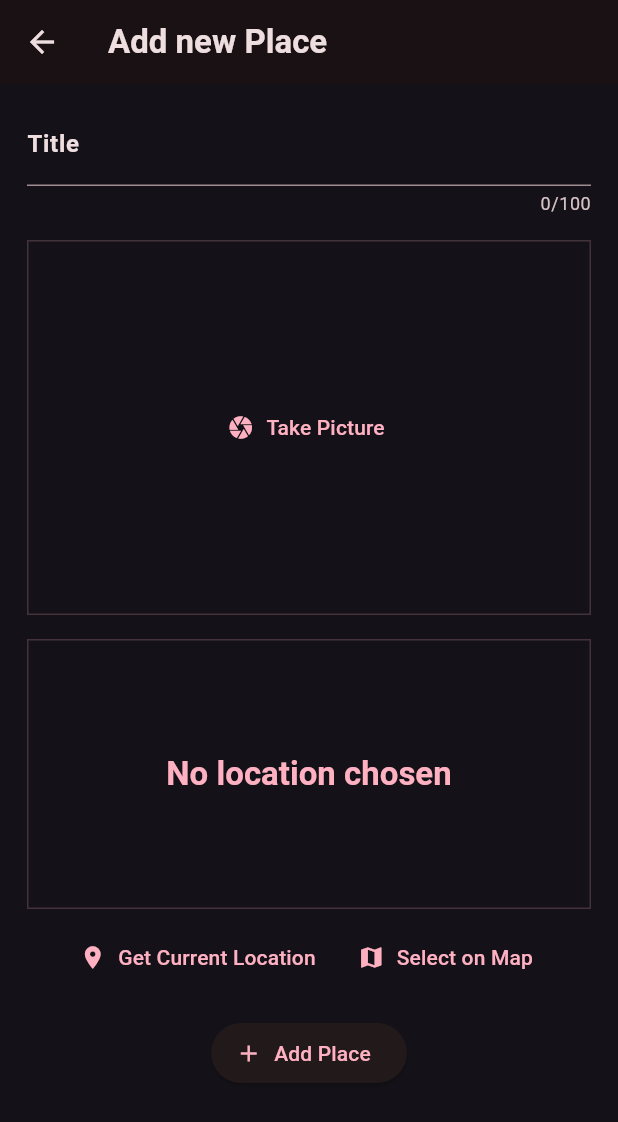
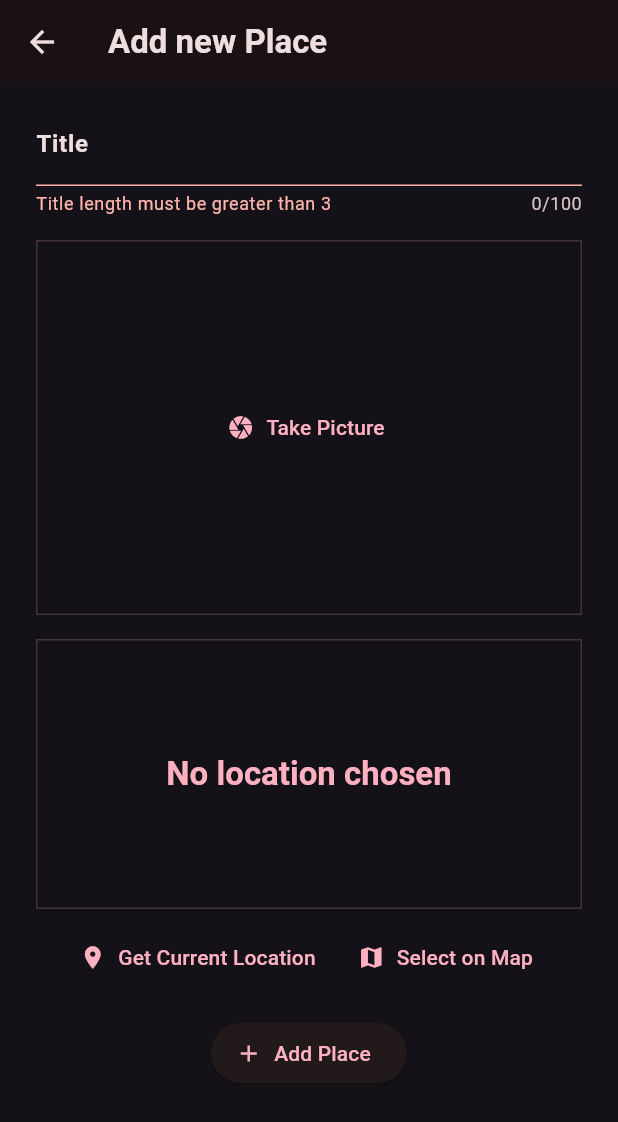
Before and after one commit to cocahonka/flutter-training-favorite-places-repeat, a Flutter app: the AddPlaceForm screen opened directly, after a tap on "Add Place", on a phone screen of 412 x 824 dp. Shown: the top 1122 px of the screen. Run offline on Flutter 3.47's test engine with Material 3 defaults, Android fonts, the phone set to English and light mode, and no system bars; our stand-ins replace google_fonts.

Commit message:
separate the inputs in place form

```diff
--- a/lib/screens/add_place_form.dart
+++ b/lib/screens/add_place_form.dart
@@ -1,3 +1,8 @@
+import 'package:favorite_places_repeat/scopes/place_bloc.dart';
+import 'package:favorite_places_repeat/scopes/place_scope.dart';
+import 'package:favorite_places_repeat/widgets/image_input.dart';
+import 'package:favorite_places_repeat/widgets/location.input.dart';
+import 'package:favorite_places_repeat/widgets/place_title_field.dart';
 import 'package:flutter/material.dart';
 
 class AddPlaceForm extends StatefulWidget {
@@ -8,7 +13,22 @@ class AddPlaceForm extends StatefulWidget {
 }
 
 class _AddPlaceFormState extends State<AddPlaceForm> {
+  late final PlaceBloc _bloc;
+
   final _formKey = GlobalKey<FormState>();
+
+  String _title = '';
+
+  void _saveForm() {
+    final formState = _formKey.currentState!;
+    final isFormValid = formState.validate();
+  }
+
+  @override
+  void didChangeDependencies() {
+    super.didChangeDependencies();
+    _bloc = PlaceScope.of(context);
+  }
 
   @override
   Widget build(BuildContext context) {
@@ -18,83 +38,24 @@ class _AddPlaceFormState extends State<AddPlaceForm> {
         title: const Text('Add new Place'),
       ),
       body: Padding(
-        padding: const EdgeInsets.symmetric(vertical: 12, horizontal: 18),
+        padding: const EdgeInsets.symmetric(vertical: 12, horizontal: 24),
         child: Form(
           key: _formKey,
           child: Column(
             children: [
-              TextFormField(
-                maxLength: 100,
-                keyboardType: TextInputType.text,
-                decoration: InputDecoration(
-                  label: Text(
-                    'Title',
-                    style: Theme.of(context).textTheme.bodyLarge!.copyWith(
-                          fontWeight: FontWeight.bold,
-                          color: Theme.of(context).colorScheme.onBackground,
-                        ),
-                  ),
-                ),
+              PlaceTitleField(onSaved: (value) => _title = value),
+              const Padding(
+                padding: EdgeInsets.only(top: 16),
+                child: ImageInput(),
               ),
-              Padding(
-                padding: const EdgeInsets.only(top: 16),
-                child: Container(
-                  height: 250,
-                  width: double.infinity,
-                  alignment: Alignment.center,
-                  decoration: BoxDecoration(
-                    border: Border.all(
-                      color: Theme.of(context).colorScheme.primary.withOpacity(0.2),
-                    ),
-                  ),
-                  child: TextButton.icon(
-                    label: const Text('Take Picture'),
-                    icon: const Icon(Icons.camera),
-                    onPressed: () {},
-                  ),
-                ),
-              ),
-              Padding(
-                padding: const EdgeInsets.only(top: 16),
-                child: Container(
-                  height: 180,
-                  width: double.infinity,
-                  alignment: Alignment.center,
-                  decoration: BoxDecoration(
-                    border: Border.all(
-                      color: Theme.of(context).colorScheme.primary.withOpacity(0.2),
-                    ),
-                  ),
-                  child: Text(
-                    'No location chosen',
-                    style: Theme.of(context).textTheme.titleLarge!.copyWith(
-                          color: Theme.of(context).colorScheme.primary,
-                        ),
-                  ),
-                ),
-              ),
-              Padding(
-                padding: const EdgeInsets.only(top: 8),
-                child: Row(
-                  mainAxisSize: MainAxisSize.min,
-                  children: [
-                    TextButton.icon(
-                      onPressed: () {},
-                      icon: const Icon(Icons.place),
-                      label: const Text('Get Current Location'),
-                    ),
-                    TextButton.icon(
-                      onPressed: () {},
-                      icon: const Icon(Icons.map),
-                      label: const Text('Select on Map'),
-                    ),
-                  ],
-                ),
+              const Padding(
+                padding: EdgeInsets.only(top: 16),
+                child: LocationInput(),
               ),
               Padding(
                 padding: const EdgeInsets.only(top: 16),
                 child: ElevatedButton.icon(
-                  onPressed: () {},
+                  onPressed: _saveForm,
                   icon: const Icon(Icons.add),
                   label: const Text('Add Place'),
                 ),
--- /dev/null
+++ b/lib/widgets/image_input.dart
@@ -0,0 +1,26 @@
+import 'package:flutter/material.dart';
+
+class ImageInput extends StatelessWidget {
+  const ImageInput({
+    super.key,
+  });
+
+  @override
+  Widget build(BuildContext context) {
+    return Container(
+      height: 250,
+      width: double.infinity,
+      alignment: Alignment.center,
+      decoration: BoxDecoration(
+        border: Border.all(
+          color: Theme.of(context).colorScheme.primary.withOpacity(0.2),
+        ),
+      ),
+      child: TextButton.icon(
+        label: const Text('Take Picture'),
+        icon: const Icon(Icons.camera),
+        onPressed: () {},
+      ),
+    );
+  }
+}
--- /dev/null
+++ b/lib/widgets/location.input.dart
@@ -0,0 +1,49 @@
+import 'package:flutter/material.dart';
+
+class LocationInput extends StatelessWidget {
+  const LocationInput({
+    super.key,
+  });
+
+  @override
+  Widget build(BuildContext context) {
+    return Column(
+      children: [
+        Container(
+          height: 180,
+          width: double.infinity,
+          alignment: Alignment.center,
+          decoration: BoxDecoration(
+            border: Border.all(
+              color: Theme.of(context).colorScheme.primary.withOpacity(0.2),
+            ),
+          ),
+          child: Text(
+            'No location chosen',
+            style: Theme.of(context).textTheme.titleLarge!.copyWith(
+                  color: Theme.of(context).colorScheme.primary,
+                ),
+          ),
+        ),
+        Padding(
+          padding: const EdgeInsets.only(top: 8),
+          child: Row(
+            mainAxisSize: MainAxisSize.min,
+            children: [
+              TextButton.icon(
+                onPressed: () {},
+                icon: const Icon(Icons.place),
+                label: const Text('Get Current Location'),
+              ),
+              TextButton.icon(
+                onPressed: () {},
+                icon: const Icon(Icons.map),
+                label: const Text('Select on Map'),
+              ),
+            ],
+          ),
+        ),
+      ],
+    );
+  }
+}
--- /dev/null
+++ b/lib/widgets/place_title_field.dart
@@ -0,0 +1,32 @@
+import 'package:flutter/material.dart';
+
+class PlaceTitleField extends StatelessWidget {
+  const PlaceTitleField({required this.onSaved, super.key});
+
+  final ValueSetter<String> onSaved;
+
+  @override
+  Widget build(BuildContext context) {
+    return TextFormField(
+      maxLength: 100,
+      keyboardType: TextInputType.text,
+      decoration: InputDecoration(
+        label: Text(
+          'Title',
+          style: Theme.of(context).textTheme.bodyLarge!.copyWith(
+                fontWeight: FontWeight.bold,
+                color: Theme.of(context).colorScheme.onBackground,
+              ),
+        ),
+      ),
+      validator: (value) {
+        final trimmedValue = value?.trim();
+        if (trimmedValue == null || trimmedValue.length < 3) {
+          return 'Title length must be greater than 3';
+        }
+        return null;
+      },
+      onSaved: (value) => onSaved(value!),
+    );
+  }
+}
```
